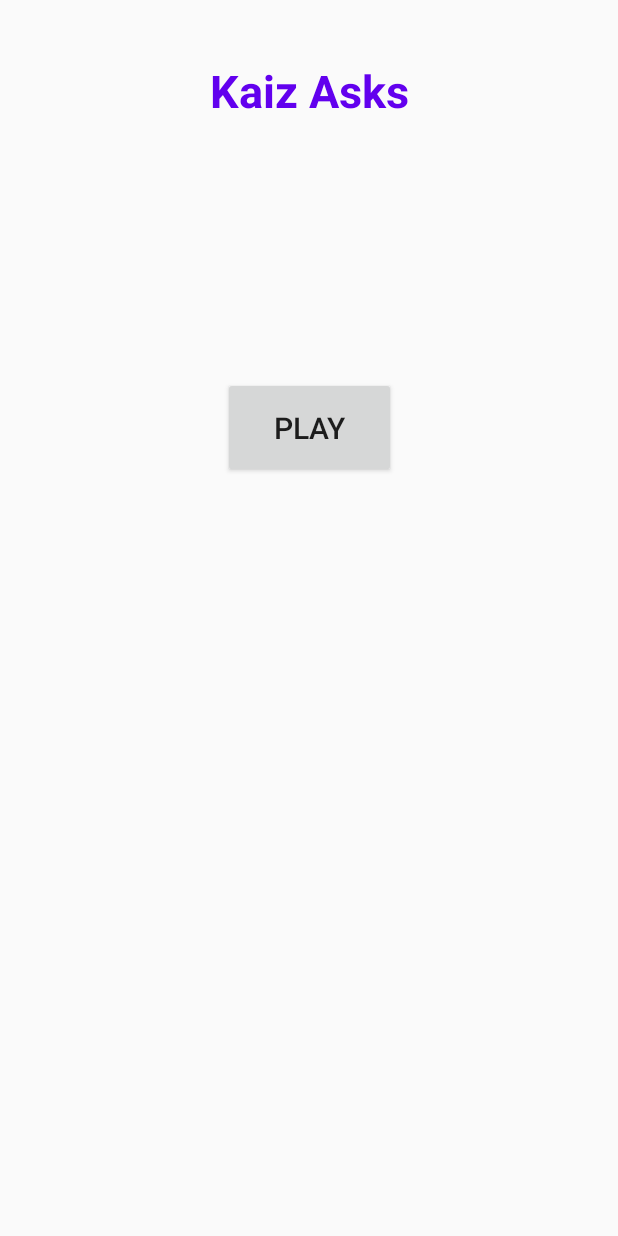
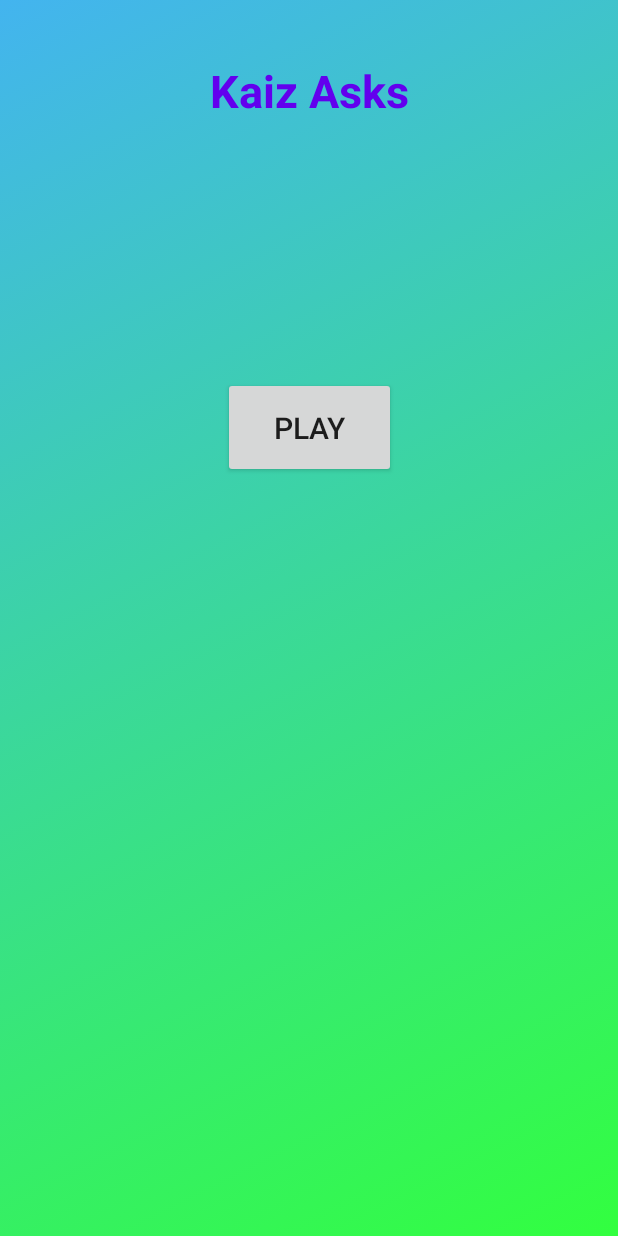
Before and after one commit to Expiate/KaizAsks, an Android app: the screen it shows after launch (MainActivity), on a phone screen of 412 x 824 dp. Run offline under Robolectric (Android 15) with nearby library versions, the phone set to English and light mode, and no system bars.

Commit message:
Added Background Anim, start of the bd system and the start of the question fragment.

```diff
--- a/app/src/main/java/com/expiate/kaizasks/MainActivity.java
+++ b/app/src/main/java/com/expiate/kaizasks/MainActivity.java
@@ -1,11 +1,13 @@
 package com.expiate.kaizasks;
 
 import androidx.appcompat.app.AppCompatActivity;
+import androidx.constraintlayout.widget.ConstraintLayout;
 import androidx.fragment.app.DialogFragment;
 
 import com.expiate.kaizasks.dialogs.*;
 
 import android.content.Intent;
+import android.graphics.drawable.AnimationDrawable;
 import android.os.Bundle;
 import android.view.View;
 import android.widget.Button;
@@ -14,13 +16,18 @@ public class MainActivity extends AppCompatActivity
         implements LoadOrPlayDialog.LoadOrPlayDialogInterface{
 
     private Button play;
+    ConstraintLayout constraintLayout;
 
     @Override
     protected void onCreate(Bundle savedInstanceState) {
         super.onCreate(savedInstanceState);
         setContentView(R.layout.activity_main);
 
+        // Get UI elements
         play = findViewById(R.id.playButton1);
+        constraintLayout = findViewById(R.id.layoutMain);
+
+        startBackgroundAnimation();
         // Listener wich invokes the dialog
         play.setOnClickListener(new View.OnClickListener() {
             @Override
@@ -32,7 +39,7 @@ public class MainActivity extends AppCompatActivity
     }
 
     /**
-     * Override interface method to communicate the dialog
+     * Override interface method to communicate the LoadOrPlay Dialog
      * @param r Represents the user's choice
      */
     @Override
@@ -42,4 +49,14 @@ public class MainActivity extends AppCompatActivity
             startActivity(intentToLoadingScreen);
         }
     }
+
+    /**
+     * Start the background animation of the main activity
+     */
+    public void startBackgroundAnimation() {
+        AnimationDrawable animationDrawable = (AnimationDrawable) constraintLayout.getBackground();
+        animationDrawable.setEnterFadeDuration(2000);
+        animationDrawable.setExitFadeDuration(4000);
+        animationDrawable.start();
+    }
 }
--- a/app/src/main/java/com/expiate/kaizasks/utils/ProgressBarAnimation.java
+++ b/app/src/main/java/com/expiate/kaizasks/utils/ProgressBarAnimation.java
@@ -26,6 +26,11 @@ public class ProgressBarAnimation extends Animation {
         this.to = to;
     }
 
+    /**
+     * Main method that applies the animation changes to the ProgressBar and the TextView
+     * @param interpolatedTime Defined duration time of the animation
+     * @param t
+     */
     protected void applyTransformation(float interpolatedTime, Transformation t) {
         super.applyTransformation(interpolatedTime, t);
         float value = from + (to - from) * interpolatedTime;
--- /dev/null
+++ b/app/src/main/res/drawable-v24/gradient_2.xml
@@ -0,0 +1,7 @@
+<?xml version="1.0" encoding="utf-8"?>
+<shape xmlns:android="http://schemas.android.com/apk/res/android">
+    <gradient
+        android:angle="135"
+        android:endColor="#43b4ef"
+        android:startColor="#32ff3f"/>
+</shape>
--- /dev/null
+++ b/app/src/main/res/drawable-v24/gradient_3.xml
@@ -0,0 +1,7 @@
+<?xml version="1.0" encoding="utf-8"?>
+<shape xmlns:android="http://schemas.android.com/apk/res/android">
+    <gradient
+        android:angle="45"
+        android:endColor="#933c94"
+        android:startColor="#517f95"/>
+</shape>
--- /dev/null
+++ b/app/src/main/res/drawable/gradient_1.xml
@@ -0,0 +1,7 @@
+<?xml version="1.0" encoding="utf-8"?>
+<shape xmlns:android="http://schemas.android.com/apk/res/android">
+    <gradient
+        android:angle="225"
+        android:endColor="#004fab"
+        android:startColor="#ffd6d3"/>
+</shape>
--- /dev/null
+++ b/app/src/main/res/drawable/gradient_list.xml
@@ -0,0 +1,11 @@
+<?xml version="1.0" encoding="utf-8"?>
+<animation-list xmlns:android="http://schemas.android.com/apk/res/android">
+    <item android:drawable="@drawable/gradient_1"
+        android:duration="4000"/>
+
+    <item android:drawable="@drawable/gradient_2"
+        android:duration="4000"/>
+
+    <item android:drawable="@drawable/gradient_3"
+        android:duration="4000"/>
+</animation-list>
--- a/app/src/main/res/layout/activity_main.xml
+++ b/app/src/main/res/layout/activity_main.xml
@@ -4,7 +4,9 @@
     xmlns:tools="http://schemas.android.com/tools"
     android:layout_width="match_parent"
     android:layout_height="match_parent"
-    tools:context=".MainActivity">
+    tools:context=".MainActivity"
+    android:background="@drawable/gradient_list"
+    android:id="@+id/layoutMain">
 
     <Button
         android:id="@+id/playButton1"
```
Also changed, not shown: app/src/main/java/com/expiate/kaizasks/LoadingScreen.java (+5 -2 lines), app/src/main/java/com/expiate/kaizasks/bd/DataBaseHandler.java (added, +27 -0 lines), app/src/main/res/layout/fragment_questions.xml (+38 -10 lines).
